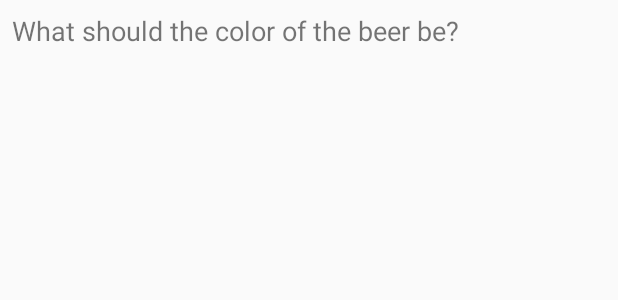
After one commit to jlafshari/BeerRecipeGenerator, an Android app: the layout fragment_color.xml on its own in the app's theme, with its tools: preview values and no code run, on a phone screen of 412 x 824 dp. The commit adds this screen. Shown: the top 300 px of the screen. Run offline under Robolectric (Android 15) with nearby library versions, the phone set to English and light mode, and no system bars.

Commit message:
add step in new recipe flow to select color

```diff
--- a/BeerRecipeCore/src/main/kotlin/com/jlafshari/beerrecipecore/Recipe.kt
+++ b/BeerRecipeCore/src/main/kotlin/com/jlafshari/beerrecipecore/Recipe.kt
@@ -1,3 +1,4 @@
 package com.jlafshari.beerrecipecore
 
-data class Recipe(val id: String, val style: Style, val size: Double, val name: String, val abv: Double)
+data class Recipe(val id: String, val style: Style, val size: Double, val name: String, val abv: Double,
+                  val colorSrm: Double)
--- a/BeerRecipeCore/src/main/kotlin/com/jlafshari/beerrecipecore/RecipeGenerationInfo.kt
+++ b/BeerRecipeCore/src/main/kotlin/com/jlafshari/beerrecipecore/RecipeGenerationInfo.kt
@@ -4,4 +4,5 @@ class RecipeGenerationInfo {
     var style: Style? = null
     var size: Double? = null
     var abv: Double? = null
+    var colorSrm: Double? = null
 }
--- a/app/src/main/java/com/jlafshari/beerrecipegenerator/newRecipe/NewRecipeSteps.kt
+++ b/app/src/main/java/com/jlafshari/beerrecipegenerator/newRecipe/NewRecipeSteps.kt
@@ -3,13 +3,14 @@ package com.jlafshari.beerrecipegenerator.newRecipe
 import androidx.fragment.app.Fragment
 
 object NewRecipeSteps {
-    const val numberOfSteps = 4
+    const val numberOfSteps = 5
 
     fun getTabFragment(tabPosition: Int): Fragment = when (tabPosition) {
         0 -> BeerStyleFragment()
         1 -> RecipeSizeFragment()
         2 -> AbvFragment()
-        3 -> SaveRecipeFragment()
+        3 -> ColorFragment()
+        4 -> SaveRecipeFragment()
         else -> BeerStyleFragment()
     }
 }
--- /dev/null
+++ b/app/src/main/res/layout/fragment_color.xml
@@ -0,0 +1,20 @@
+<?xml version="1.0" encoding="utf-8"?>
+<androidx.constraintlayout.widget.ConstraintLayout xmlns:android="http://schemas.android.com/apk/res/android"
+        xmlns:app="http://schemas.android.com/apk/res-auto"
+        xmlns:tools="http://schemas.android.com/tools"
+        android:layout_width="match_parent"
+        android:layout_height="match_parent"
+        tools:context=".newRecipe.ColorFragment">
+
+    <TextView
+            android:id="@+id/recipeColorHeadingTextView"
+            android:layout_width="wrap_content"
+            android:layout_height="wrap_content"
+            android:layout_marginStart="8dp"
+            android:layout_marginTop="8dp"
+            android:text="@string/recipe_color_heading_fragment"
+            android:textSize="18sp"
+            app:layout_constraintStart_toStartOf="parent"
+            app:layout_constraintTop_toTopOf="parent" />
+
+</androidx.constraintlayout.widget.ConstraintLayout>
--- a/app/src/main/res/values/strings.xml
+++ b/app/src/main/res/values/strings.xml
@@ -19,4 +19,5 @@
     <string name="recipe_view_abv">ABV: %1$s%%</string>
     <string name="recipe_abv_heading_fragment">What should the alcohol by volume (ABV) percentage be?</string>
     <string name="new_recipe_btn_desc">New recipe</string>
+    <string name="recipe_color_heading_fragment">What should the color of the beer be?</string>
 </resources>
```
Also changed, not shown: app/src/main/java/com/jlafshari/beerrecipegenerator/newRecipe/ColorFragment.kt (added, +41 -0 lines), app/src/main/java/com/jlafshari/beerrecipegenerator/newRecipe/NewRecipeWizardActivity.kt (+8 -2 lines).
